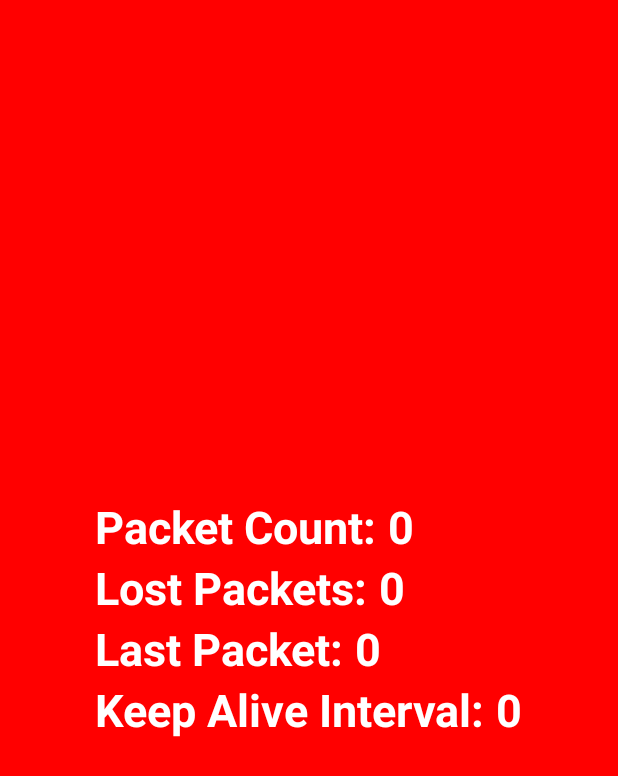
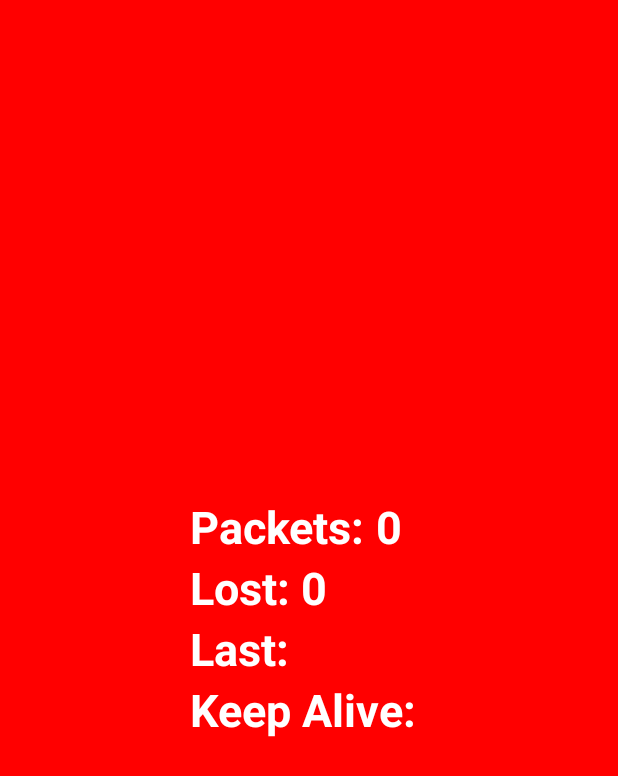
Before and after one commit to steinwurf/pulze, an Android app: the screen it shows after launch (MainActivity), on a phone screen of 412 x 824 dp. Shown: the top 776 px of the screen. Run offline under Robolectric (Android 15) with nearby library versions, the phone set to English and light mode, and no system bars.

Commit message:
update app to support older devices

```diff
--- a/app/build.gradle
+++ b/app/build.gradle
@@ -6,7 +6,7 @@
 
     defaultConfig {
         applicationId "com.steinwurf.pulze"
-        minSdkVersion 15
+        minSdkVersion 9
         targetSdkVersion 22
         versionCode 1
         versionName "1.0"
--- a/app/src/main/res/layout/activity_main.xml
+++ b/app/src/main/res/layout/activity_main.xml
@@ -29,7 +29,7 @@
             <TextView
                 android:layout_width="wrap_content"
                 android:layout_height="wrap_content"
-                android:text="Packet Count: "
+                android:text="Packets: "
                 android:textColor="#ffffff"
                 android:textStyle="bold"
                 android:textSize="30dp" />
@@ -53,7 +53,7 @@
             <TextView
                 android:layout_width="wrap_content"
                 android:layout_height="wrap_content"
-                android:text="Lost Packets: "
+                android:text="Lost: "
                 android:textColor="#ffffff"
                 android:textStyle="bold"
                 android:textSize="30dp" />
@@ -77,7 +77,7 @@
             <TextView
                 android:layout_width="wrap_content"
                 android:layout_height="wrap_content"
-                android:text="Last Packet: "
+                android:text="Last: "
                 android:textColor="#ffffff"
                 android:textStyle="bold"
                 android:textSize="30dp" />
@@ -85,7 +85,6 @@
             <TextView
                 android:layout_width="wrap_content"
                 android:layout_height="wrap_content"
-                android:text="0"
                 android:id="@+id/last_packet"
                 android:textColor="#ffffff"
                 android:textStyle="bold"
@@ -101,7 +100,7 @@
             <TextView
                 android:layout_width="wrap_content"
                 android:layout_height="wrap_content"
-                android:text="Keep Alive Interval: "
+                android:text="Keep Alive: "
                 android:textColor="#ffffff"
                 android:textStyle="bold"
                 android:textSize="30dp" />
@@ -109,7 +108,6 @@
             <TextView
                 android:layout_width="wrap_content"
                 android:layout_height="wrap_content"
-                android:text="0"
                 android:id="@+id/keep_alive"
                 android:textColor="#ffffff"
                 android:textStyle="bold"
```
Also changed, not shown: app/src/main/java/com/steinwurf/pulze/MainActivity.java (+11 -7 lines).
